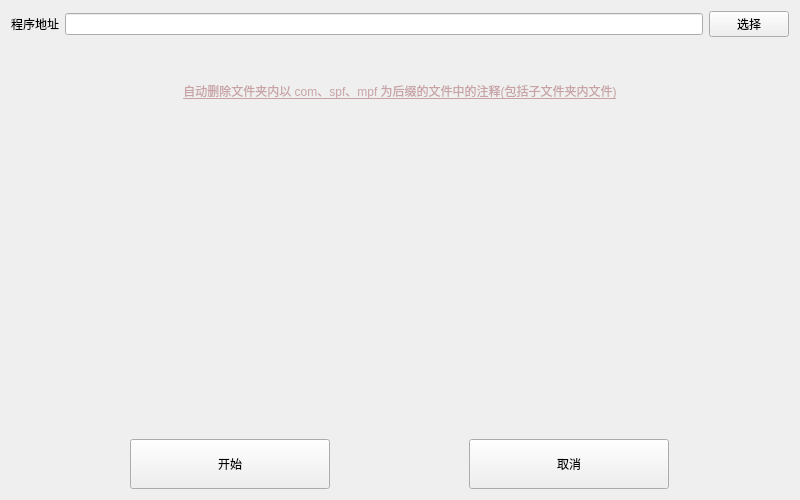
Above: removecommitwindow.ui from nie11kun/HorizonJuicerCreator before the change. Below: the same form after it.
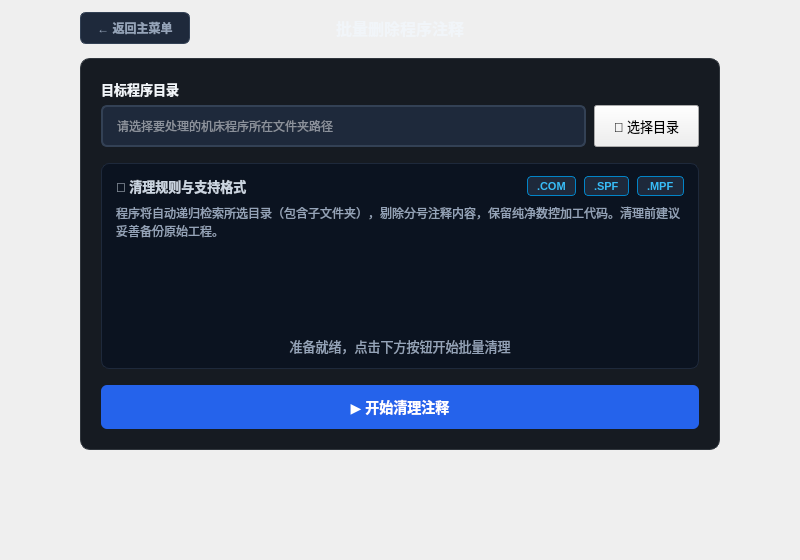
That is the form after the change.

Diff of the .ui file:
```diff
--- a/removecommitwindow.ui
+++ b/removecommitwindow.ui
@@ -7,167 +7,426 @@
     <x>0</x>
     <y>0</y>
     <width>800</width>
-    <height>500</height>
+    <height>560</height>
    </rect>
   </property>
   <property name="windowTitle">
    <string>Form</string>
   </property>
-  <layout class="QVBoxLayout" name="verticalLayout_2" stretch="1,2,1">
+  <layout class="QHBoxLayout" name="outerHorizontalLayout">
+   <property name="spacing">
+    <number>0</number>
+   </property>
+   <property name="leftMargin">
+    <number>0</number>
+   </property>
+   <property name="topMargin">
+    <number>12</number>
+   </property>
+   <property name="rightMargin">
+    <number>0</number>
+   </property>
+   <property name="bottomMargin">
+    <number>12</number>
+   </property>
    <item>
-    <layout class="QHBoxLayout" name="horizontalLayout">
+    <spacer name="outerLeftSpacer">
+     <property name="orientation">
+      <enum>Qt::Horizontal</enum>
+     </property>
+     <property name="sizeHint" stdset="0">
+      <size>
+       <width>20</width>
+       <height>20</height>
+      </size>
+     </property>
+    </spacer>
+   </item>
+   <item>
+    <widget class="QWidget" name="centerContainerWidget">
+     <property name="minimumSize">
+      <size>
+       <width>640</width>
+       <height>0</height>
+      </size>
+     </property>
+     <property name="maximumSize">
+      <size>
+       <width>640</width>
+       <height>16777215</height>
+      </size>
+     </property>
+     <layout class="QVBoxLayout" name="centerVerticalLayout">
+      <property name="spacing">
+       <number>14</number>
+      </property>
+      <property name="leftMargin">
+       <number>0</number>
+      </property>
+      <property name="topMargin">
+       <number>0</number>
+      </property>
+      <property name="rightMargin">
+       <number>0</number>
+      </property>
+      <property name="bottomMargin">
+       <number>0</number>
+      </property>
+      <item>
+       <layout class="QHBoxLayout" name="headerLayout">
+        <property name="spacing">
+         <number>8</number>
+        </property>
+        <item>
+         <widget class="QPushButton" name="pushButtonCancel">
+          <property name="minimumSize">
+           <size>
+            <width>110</width>
+            <height>32</height>
+           </size>
+          </property>
+          <property name="maximumSize">
+           <size>
+            <width>110</width>
+            <height>32</height>
+           </size>
+          </property>
+          <property name="font">
+           <font>
+            <pointsize>10</pointsize>
+           </font>
+          </property>
+          <property name="styleSheet">
+           <string notr="true">QPushButton#pushButtonCancel { background-color: #1e293b; color: #94a3b8; border: 1px solid #334155; border-radius: 6px; font-size: 12px; font-weight: 500; } QPushButton#pushButtonCancel:hover { background-color: #334155; color: #f8fafc; border-color: #475569; } QPushButton#pushButtonCancel:pressed { background-color: #0f172a; }</string>
+          </property>
+          <property name="text">
+           <string>← 返回主菜单</string>
+          </property>
+         </widget>
+        </item>
+        <item>
+         <widget class="QLabel" name="labelWindowTitle">
+          <property name="font">
+           <font>
+            <pointsize>13</pointsize>
+            <bold>true</bold>
+           </font>
+          </property>
+          <property name="styleSheet">
+           <string notr="true">color: #f1f5f9; font-size: 16px; font-weight: bold;</string>
+          </property>
+          <property name="text">
+           <string>批量删除程序注释</string>
+          </property>
+          <property name="alignment">
+           <set>Qt::AlignCenter</set>
+          </property>
+         </widget>
+        </item>
+        <item>
+         <widget class="QWidget" name="headerRightBalance">
+          <property name="minimumSize">
+           <size>
+            <width>110</width>
+            <height>32</height>
+           </size>
+          </property>
+          <property name="maximumSize">
+           <size>
+            <width>110</width>
+            <height>32</height>
+           </size>
+          </property>
+         </widget>
+        </item>
+       </layout>
+      </item>
+      <item>
+       <widget class="QFrame" name="cardFrame">
+        <property name="styleSheet">
+         <string notr="true">QFrame#cardFrame { background-color: #161b22; border: 1px solid #30363d; border-radius: 10px; }</string>
+        </property>
+        <property name="frameShape">
+         <enum>QFrame::StyledPanel</enum>
+        </property>
+        <property name="frameShadow">
+         <enum>QFrame::Raised</enum>
+        </property>
+        <layout class="QVBoxLayout" name="cardInnerLayout">
+         <property name="spacing">
+          <number>16</number>
+         </property>
+         <property name="leftMargin">
+          <number>20</number>
+         </property>
+         <property name="topMargin">
+          <number>20</number>
+         </property>
+         <property name="rightMargin">
+          <number>20</number>
+         </property>
+         <property name="bottomMargin">
+          <number>20</number>
+         </property>
+         <item>
+          <layout class="QVBoxLayout" name="dirSectionLayout">
+           <property name="spacing">
+            <number>6</number>
+           </property>
      <item>
       <widget class="QLabel" name="labelDir">
+             <property name="font">
+              <font>
+               <pointsize>10</pointsize>
+               <bold>true</bold>
+              </font>
+             </property>
+             <property name="styleSheet">
+              <string notr="true">color: #f1f5f9;</string>
+             </property>
        <property name="text">
-        <string>程序地址</string>
+              <string>目标程序目录</string>
        </property>
       </widget>
      </item>
      <item>
-      <widget class="QLineEdit" name="lineEditDir"/>
+            <layout class="QHBoxLayout" name="dirInputLayout">
+             <property name="spacing">
+              <number>8</number>
+             </property>
+             <item>
+              <widget class="QLineEdit" name="lineEditDir">
+               <property name="minimumSize">
+                <size>
+                 <width>0</width>
+                 <height>42</height>
+                </size>
+               </property>
+               <property name="styleSheet">
+                <string notr="true">QLineEdit { background-color: #1e293b; border: 1.5px solid #334155; border-radius: 6px; color: #f8fafc; padding: 0 12px; } QLineEdit:focus { border-color: #3b82f6; background-color: #0f172a; }</string>
+               </property>
+               <property name="placeholderText">
+                <string>请选择要处理的机床程序所在文件夹路径</string>
+               </property>
+              </widget>
      </item>
      <item>
       <widget class="QPushButton" name="pushButtonDir">
        <property name="minimumSize">
         <size>
-         <width>80</width>
-         <height>0</height>
-        </size>
-       </property>
+                 <width>105</width>
+                 <height>42</height>
+                </size>
+               </property>
+               <property name="font">
+                <font>
+                 <pointsize>10</pointsize>
+                </font>
+               </property>
        <property name="text">
-        <string>选择</string>
+                <string>📁 选择目录</string>
        </property>
       </widget>
      </item>
     </layout>
    </item>
+          </layout>
+         </item>
    <item>
-    <layout class="QVBoxLayout" name="verticalLayout" stretch="1,3">
+          <widget class="QFrame" name="infoCard">
+           <property name="styleSheet">
+            <string notr="true">QFrame#infoCard { background-color: #0b1320; border: 1px solid #1e293b; border-radius: 8px; }</string>
+           </property>
+           <layout class="QVBoxLayout" name="infoCardLayout">
+            <property name="spacing">
+             <number>8</number>
+            </property>
+            <property name="leftMargin">
+             <number>14</number>
+            </property>
+            <property name="topMargin">
+             <number>12</number>
+            </property>
+            <property name="rightMargin">
+             <number>14</number>
+            </property>
+            <property name="bottomMargin">
+             <number>12</number>
+            </property>
      <item>
-      <widget class="QLabel" name="labelInfo">
+             <layout class="QHBoxLayout" name="badgeHeaderLayout">
+              <item>
+               <widget class="QLabel" name="labelRuleTitle">
        <property name="font">
         <font>
-         <bold>false</bold>
-         <underline>true</underline>
+                  <pointsize>10</pointsize>
+                  <bold>true</bold>
         </font>
        </property>
        <property name="styleSheet">
-        <string notr="true">color: rgb(200, 163, 165);</string>
+                 <string notr="true">color: #cbd5e1;</string>
        </property>
        <property name="text">
-        <string>自动删除文件夹内以 com、spf、mpf 为后缀的文件中的注释(包括子文件夹内文件)</string>
-       </property>
-       <property name="alignment">
-        <set>Qt::AlignCenter</set>
-       </property>
+                 <string>💡 清理规则与支持格式</string>
+                </property>
+               </widget>
+              </item>
+              <item>
+               <spacer name="badgeSpacer">
+                <property name="orientation">
+                 <enum>Qt::Horizontal</enum>
+                </property>
+                <property name="sizeHint" stdset="0">
+                 <size>
+                  <width>40</width>
+                  <height>20</height>
+                 </size>
+                </property>
+               </spacer>
+              </item>
+              <item>
+               <widget class="QLabel" name="badgeCom">
+                <property name="styleSheet">
+                 <string notr="true">background-color: #1e293b; color: #38bdf8; border: 1px solid #0284c7; border-radius: 4px; padding: 2px 6px; font-size: 11px; font-weight: bold;</string>
+                </property>
+                <property name="text">
+                 <string>.COM</string>
+                </property>
       </widget>
      </item>
      <item>
-      <layout class="QHBoxLayout" name="horizontalLayout_3" stretch="1,1,1">
+               <widget class="QLabel" name="badgeSpf">
+                <property name="styleSheet">
+                 <string notr="true">background-color: #1e293b; color: #38bdf8; border: 1px solid #0284c7; border-radius: 4px; padding: 2px 6px; font-size: 11px; font-weight: bold;</string>
+                </property>
+                <property name="text">
+                 <string>.SPF</string>
+                </property>
+               </widget>
+              </item>
        <item>
-        <widget class="QLabel" name="labelLayout1">
+               <widget class="QLabel" name="badgeMpf">
+                <property name="styleSheet">
+                 <string notr="true">background-color: #1e293b; color: #38bdf8; border: 1px solid #0284c7; border-radius: 4px; padding: 2px 6px; font-size: 11px; font-weight: bold;</string>
+                </property>
          <property name="text">
-          <string/>
+                 <string>.MPF</string>
+                </property>
+               </widget>
+              </item>
+             </layout>
+            </item>
+            <item>
+             <widget class="QLabel" name="labelRuleDesc">
+              <property name="font">
+               <font>
+                <pointsize>9</pointsize>
+               </font>
+              </property>
+              <property name="styleSheet">
+               <string notr="true">color: #94a3b8; line-height: 140%;</string>
+              </property>
+              <property name="text">
+               <string>程序将自动递归检索所选目录（包含子文件夹），剔除分号注释内容，保留纯净数控加工代码。清理前建议妥善备份原始工程。</string>
+              </property>
+              <property name="wordWrap">
+               <bool>true</bool>
          </property>
         </widget>
        </item>
        <item>
         <widget class="QLabel" name="labelProcess">
-         <property name="sizePolicy">
-          <sizepolicy hsizetype="Preferred" vsizetype="Preferred">
-           <horstretch>0</horstretch>
-           <verstretch>0</verstretch>
-          </sizepolicy>
-         </property>
          <property name="minimumSize">
           <size>
-           <width>150</width>
-           <height>150</height>
+                <width>80</width>
+                <height>80</height>
           </size>
          </property>
          <property name="maximumSize">
           <size>
-           <width>16777215</width>
-           <height>16777215</height>
-          </size>
-         </property>
-         <property name="baseSize">
-          <size>
-           <width>0</width>
-           <height>0</height>
-          </size>
-         </property>
+                <width>80</width>
+                <height>80</height>
+               </size>
+              </property>
+              <property name="alignment">
+               <set>Qt::AlignCenter</set>
+              </property>
+             </widget>
+            </item>
+            <item>
+             <widget class="QLabel" name="labelInfo">
          <property name="font">
           <font>
-           <bold>true</bold>
+                <pointsize>10</pointsize>
           </font>
          </property>
          <property name="styleSheet">
-          <string notr="true"/>
+               <string notr="true">color: #94a3b8;</string>
          </property>
          <property name="text">
-          <string/>
+               <string>准备就绪，点击下方按钮开始批量清理</string>
          </property>
          <property name="alignment">
           <set>Qt::AlignCenter</set>
          </property>
         </widget>
        </item>
-       <item>
-        <widget class="QLabel" name="labelLayout1_2">
-         <property name="text">
-          <string/>
-         </property>
-        </widget>
-       </item>
-      </layout>
-     </item>
-    </layout>
-   </item>
-   <item>
-    <layout class="QHBoxLayout" name="horizontalLayout_2">
-     <property name="spacing">
-      <number>20</number>
-     </property>
+           </layout>
+          </widget>
+         </item>
      <item>
       <widget class="QPushButton" name="pushButtonStart">
        <property name="minimumSize">
         <size>
          <width>0</width>
-         <height>50</height>
-        </size>
-       </property>
-       <property name="maximumSize">
-        <size>
-         <width>200</width>
-         <height>16777215</height>
-        </size>
-       </property>
+             <height>44</height>
+            </size>
+           </property>
+           <property name="font">
+            <font>
+             <pointsize>11</pointsize>
+             <bold>true</bold>
+            </font>
+           </property>
+           <property name="styleSheet">
+            <string notr="true">QPushButton#pushButtonStart { background-color: #2563eb; color: #ffffff; border: none; border-radius: 6px; font-weight: bold; font-size: 14px; } QPushButton#pushButtonStart:hover { background-color: #3b82f6; } QPushButton#pushButtonStart:pressed { background-color: #1d4ed8; } QPushButton#pushButtonStart:disabled { background-color: #334155; color: #64748b; }</string>
+           </property>
        <property name="text">
-        <string>开始</string>
+            <string>▶ 开始清理注释</string>
        </property>
       </widget>
      </item>
+        </layout>
+       </widget>
+      </item>
      <item>
-      <widget class="QPushButton" name="pushButtonCancel">
-       <property name="minimumSize">
-        <size>
-         <width>0</width>
-         <height>50</height>
-        </size>
-       </property>
-       <property name="maximumSize">
+       <spacer name="verticalSpacerBottom">
+        <property name="orientation">
+         <enum>Qt::Vertical</enum>
+        </property>
+        <property name="sizeHint" stdset="0">
         <size>
-         <width>200</width>
-         <height>16777215</height>
-        </size>
-       </property>
-       <property name="text">
-        <string>取消</string>
-       </property>
-      </widget>
-     </item>
-    </layout>
+          <width>20</width>
+          <height>40</height>
+         </size>
+        </property>
+       </spacer>
+      </item>
+     </layout>
+    </widget>
+   </item>
+   <item>
+    <spacer name="outerRightSpacer">
+     <property name="orientation">
+      <enum>Qt::Horizontal</enum>
+     </property>
+     <property name="sizeHint" stdset="0">
+      <size>
+       <width>20</width>
+       <height>20</height>
+      </size>
+     </property>
+    </spacer>
    </item>
   </layout>
  </widget>
```
Left out of the diff: 2 changed lines with no effect on the pictures. Lines whose indentation alone changed are shown as unchanged.
